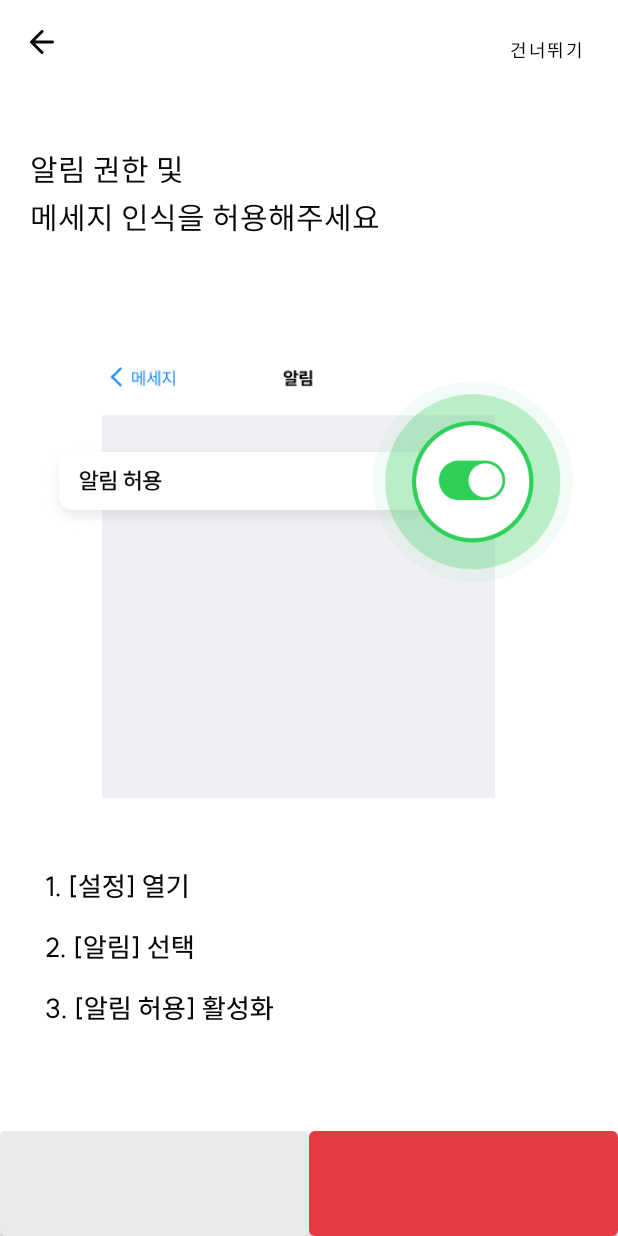
After one commit to milijung/Flow-Android, an Android app: the SignUpActivity screen opened directly, with no data from a screen before it, on a phone screen of 412 x 824 dp. The commit adds this screen. Run offline under Robolectric (Android 15) with nearby library versions, the phone set to English and light mode, and no system bars.

Commit message:
feat: 회원가입 화면들 레이아웃

```diff
--- /dev/null
+++ b/client/app/src/main/java/com/example/client/ui/signup/SignUpActivity.kt
@@ -0,0 +1,18 @@
+package com.example.client.ui.signup
+
+import androidx.appcompat.app.AppCompatActivity
+import android.os.Bundle
+import com.example.client.databinding.ActivitySignUpBinding
+
+class SignUpActivity : AppCompatActivity() {
+    private lateinit var viewBinding: ActivitySignUpBinding
+    override fun onCreate(savedInstanceState: Bundle?) {
+        super.onCreate(savedInstanceState)
+        viewBinding = ActivitySignUpBinding.inflate(layoutInflater)
+        setContentView(viewBinding.root)
+        supportFragmentManager
+            .beginTransaction()
+            .replace(viewBinding.signupFragment.id, SignUpFragment2())
+            .commitAllowingStateLoss()
+    }
+}
--- /dev/null
+++ b/client/app/src/main/java/com/example/client/ui/signup/SignUpFragment2.kt
@@ -0,0 +1,28 @@
+package com.example.client.ui.signup
+
+import android.content.Context
+import android.os.Bundle
+import androidx.fragment.app.Fragment
+import android.view.LayoutInflater
+import android.view.View
+import android.view.ViewGroup
+import com.example.client.databinding.FragmentSignUp2Binding
+
+
+class SignUpFragment2 : Fragment() {
+    private lateinit var viewBinding: FragmentSignUp2Binding
+    private lateinit var signUpActivity: SignUpActivity
+
+    override fun onAttach(context: Context) {
+        super.onAttach(context)
+        signUpActivity = context as SignUpActivity
+    }
+    override fun onCreateView(
+        inflater: LayoutInflater,
+        container: ViewGroup?,
+        savedInstanceState: Bundle?
+    ): View? {
+        viewBinding= FragmentSignUp2Binding.inflate(layoutInflater)
+        return viewBinding.root
+    }
+}
--- /dev/null
+++ b/client/app/src/main/res/drawable/login_icon_style.xml
@@ -0,0 +1,5 @@
+<?xml version="1.0" encoding="utf-8"?>
+<shape xmlns:android="http://schemas.android.com/apk/res/android">
+    <solid android:color="#F2F2F2"/>
+    <corners android:radius="4dp"/>
+</shape>
--- /dev/null
+++ b/client/app/src/main/res/layout/activity_sign_up.xml
@@ -0,0 +1,84 @@
+<?xml version="1.0" encoding="utf-8"?>
+<androidx.constraintlayout.widget.ConstraintLayout xmlns:android="http://schemas.android.com/apk/res/android"
+    xmlns:app="http://schemas.android.com/apk/res-auto"
+    xmlns:tools="http://schemas.android.com/tools"
+    android:layout_width="match_parent"
+    android:layout_height="match_parent"
+    tools:context=".ui.signup.SignUpActivity">
+    <LinearLayout
+        android:id="@+id/header"
+        android:layout_width="match_parent"
+        android:layout_height="56dp"
+        app:layout_constraintTop_toTopOf="parent"
+        app:layout_constraintStart_toStartOf="parent"
+        app:layout_constraintEnd_toEndOf="parent"
+        android:gravity="start">
+        <ImageButton
+            android:id="@+id/signup_back_button"
+            android:layout_gravity="center"
+            android:layout_width="wrap_content"
+            android:layout_height="wrap_content"
+            android:paddingLeft="20dp"
+            android:src="@drawable/ic_back"
+            android:background="@color/white"/>
+        <Button
+            android:id="@+id/signup_passButton"
+            android:layout_width="match_parent"
+            android:layout_height="wrap_content"
+            android:text="@string/pass_button"
+            android:textColor="@color/black"
+            android:background="@android:color/transparent"
+            android:gravity="end"
+            android:paddingEnd="24dp"
+            android:paddingTop="20dp"
+            android:textSize="12dp"
+            android:fontFamily="@font/spoqahansansneo_regular"
+            app:layout_constraintTop_toTopOf="parent"
+            app:layout_constraintStart_toStartOf="parent"
+            app:layout_constraintEnd_toEndOf="parent"/>
+    </LinearLayout>
+    <FrameLayout
+        android:id="@+id/signup_fragment"
+        android:layout_width="match_parent"
+        android:layout_height="0dp"
+        app:layout_constraintTop_toBottomOf="@id/header"
+        app:layout_constraintBottom_toTopOf="@id/button_container"/>
+    <androidx.constraintlayout.widget.ConstraintLayout
+        android:id="@+id/button_container"
+        android:layout_width="match_parent"
+        android:layout_height="70dp"
+        app:layout_constraintBottom_toBottomOf="parent"
+        app:layout_constraintEnd_toEndOf="parent"
+        app:layout_constraintStart_toStartOf="parent">
+        <com.google.android.material.button.MaterialButton
+            android:id="@+id/signup_button1"
+            android:layout_width="0dp"
+            android:layout_height="0dp"
+            android:fontFamily="@font/suit_bold"
+            android:insetTop="0dp"
+            android:insetBottom="0dp"
+            android:text=""
+            android:visibility="visible"
+            android:textSize="16dp"
+            android:backgroundTint="#E9E9E9"
+            app:layout_constraintStart_toStartOf="parent"
+            app:layout_constraintTop_toTopOf="parent"
+            app:layout_constraintBottom_toBottomOf="parent"
+            app:layout_constraintEnd_toStartOf="@id/signup_button2"/>
+        <com.google.android.material.button.MaterialButton
+            android:id="@+id/signup_button2"
+            android:layout_width="0dp"
+            android:layout_height="0dp"
+            android:fontFamily="@font/suit_bold"
+            android:insetTop="0dp"
+            android:insetBottom="0dp"
+            android:text=""
+            android:visibility="visible"
+            android:textSize="16dp"
+            app:layout_constraintTop_toTopOf="parent"
+            app:layout_constraintBottom_toBottomOf="parent"
+            app:layout_constraintStart_toEndOf="@id/signup_button1"
+            app:layout_constraintEnd_toEndOf="parent"/>
+    </androidx.constraintlayout.widget.ConstraintLayout>
+
+</androidx.constraintlayout.widget.ConstraintLayout>
--- /dev/null
+++ b/client/app/src/main/res/layout/fragment_sign_up2.xml
@@ -0,0 +1,66 @@
+<?xml version="1.0" encoding="utf-8"?>
+<androidx.constraintlayout.widget.ConstraintLayout xmlns:android="http://schemas.android.com/apk/res/android"
+    xmlns:tools="http://schemas.android.com/tools"
+    android:layout_width="match_parent"
+    android:layout_height="match_parent"
+    xmlns:app="http://schemas.android.com/apk/res-auto"
+    tools:context=".ui.signup.SignUpFragment2">
+
+    <TextView
+        android:id="@+id/description"
+        android:layout_width="wrap_content"
+        android:layout_height="wrap_content"
+        app:layout_constraintTop_toTopOf="parent"
+        app:layout_constraintStart_toStartOf="parent"
+        android:text="알림 권한 및\n메세지 인식을 허용해주세요"
+        android:lineSpacingExtra="7dp"
+        android:fontFamily="@font/spoqahansansneo_regular"
+        android:textSize="20dp"
+        android:textColor="@color/black"
+        android:layout_marginStart="20dp"
+        android:layout_marginTop="45dp"/>
+    <ImageView
+        android:layout_width="0dp"
+        android:layout_height="0dp"
+        android:src="@drawable/signup_notification"
+        app:layout_constraintTop_toBottomOf="@id/description"
+        app:layout_constraintBottom_toTopOf="@id/method1"
+        app:layout_constraintStart_toStartOf="parent"
+        app:layout_constraintEnd_toEndOf="parent"
+        android:layout_marginHorizontal="30dp"
+        />
+    <TextView
+        android:id="@+id/method1"
+        android:layout_width="match_parent"
+        android:layout_height="wrap_content"
+        app:layout_constraintBottom_toTopOf="@id/method2"
+        android:text="1. [설정] 열기"
+        android:fontFamily="@font/suit_regular"
+        android:textSize="18dp"
+        android:textColor="@color/black"
+        android:layout_marginBottom="17dp"
+        android:layout_marginStart="30dp"/>
+    <TextView
+        android:id="@+id/method2"
+        android:layout_width="match_parent"
+        android:layout_height="wrap_content"
+        app:layout_constraintBottom_toTopOf="@id/method3"
+        android:text="2. [알림] 선택"
+        android:fontFamily="@font/suit_regular"
+        android:textSize="18dp"
+        android:textColor="@color/black"
+        android:layout_marginBottom="17dp"
+        android:layout_marginStart="30dp"/>
+    <TextView
+        android:id="@+id/method3"
+        android:layout_width="match_parent"
+        android:layout_height="wrap_content"
+        app:layout_constraintBottom_toBottomOf="parent"
+        android:text="3. [알림 허용] 활성화"
+        android:fontFamily="@font/suit_regular"
+        android:textSize="18dp"
+        android:layout_marginBottom="70dp"
+        android:textColor="@color/black"
+        android:layout_marginStart="30dp"/>
+
+</androidx.constraintlayout.widget.ConstraintLayout>
```
Also changed, not shown: client/app/src/main/AndroidManifest.xml (+16 -47 lines), client/app/src/main/java/com/example/client/ui/login/LoginActivity.kt (+4 -98 lines), client/app/src/main/java/com/example/client/ui/notifications/BankNotificationListenerService.kt (added, +24 -0 lines), client/app/src/main/java/com/example/client/ui/onboarding/OnboardingActivity.kt (+13 -1 lines), client/app/src/main/java/com/example/client/ui/signup/SignUpFragment1.kt (added, +28 -0 lines), client/app/src/main/java/com/example/client/ui/signup/SignUpFragment3.kt (added, +20 -0 lines), client/app/src/main/java/com/example/client/ui/signup/SignUpFragment4.kt (added, +19 -0 lines), client/app/src/main/res/layout/fragment_sign_up1.xml (added, +80 -0 lines), client/app/src/main/res/layout/fragment_sign_up3.xml (added, +24 -0 lines), client/app/src/main/res/layout/fragment_sign_up4.xml (added, +36 -0 lines), client/app/src/main/res/drawable/signup_notification.png (added).
